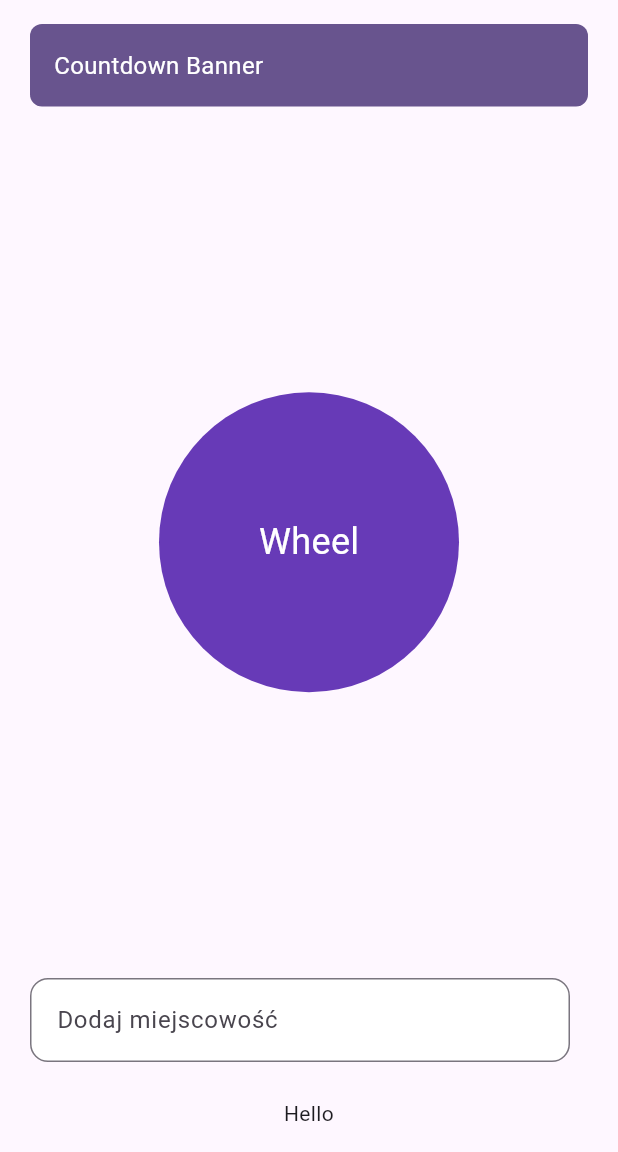
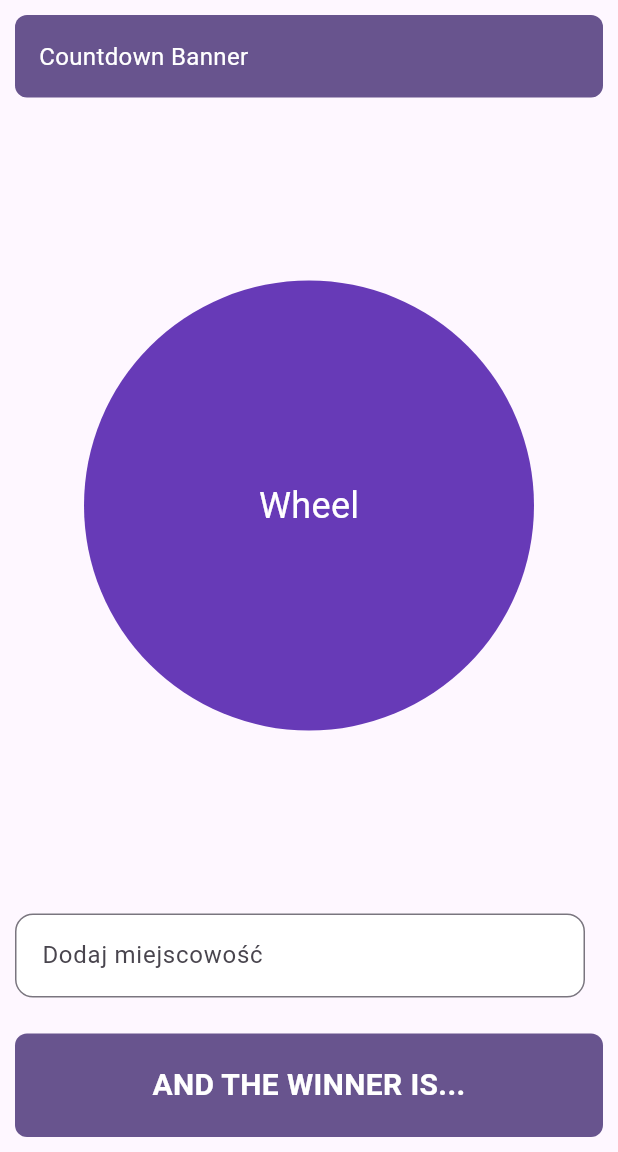
Before and after one commit to TimberedQuasar/new_years_app, a Flutter app: the screen it shows after launch, on a phone screen of 412 x 824 dp, the part 84-1236 px from its top. Run offline on Flutter 3.47's test engine with Material 3 defaults, Android fonts, the phone set to English and light mode, and no system bars.

Commit message:
creating_text_placeholder

```diff
--- /dev/null
+++ b/lib/features/notifications/winner_is.dart
@@ -0,0 +1,26 @@
+import 'package:flutter/material.dart';
+
+class WinnerIs extends StatelessWidget {
+  const WinnerIs({super.key});
+
+  @override
+  Widget build(BuildContext context) {
+    return Container(
+      padding: const EdgeInsets.all(20),
+      decoration: BoxDecoration(
+        color: Theme.of(context).colorScheme.primary,
+        borderRadius: BorderRadius.circular(8),
+      ),
+      child: const Text(
+        'AND THE WINNER IS...',
+        style: TextStyle(
+          color: Colors.white,
+          fontSize: 20,
+          fontWeight: FontWeight.bold,
+          fontFamily: "",
+        ),
+        textAlign: TextAlign.center,
+      ),
+    );
+  }
+}
--- a/lib/features/wheel/wheel_view.dart
+++ b/lib/features/wheel/wheel_view.dart
@@ -7,8 +7,8 @@ class AnimatedWheel extends StatelessWidget {
   Widget build(BuildContext context) {
     return Center(
       child: Container(
-        width: 200,
-        height: 200,
+        width: 300,
+        height: 300,
         decoration: const BoxDecoration(
           shape: BoxShape.circle,
           color: Colors.deepPurple,
--- a/lib/main.dart
+++ b/lib/main.dart
@@ -1,5 +1,6 @@
 import 'package:flutter/material.dart';
 import 'package:where_sylwester/features/countdown/countdown_banner.dart';
+import 'package:where_sylwester/features/notifications/winner_is.dart';
 import 'package:where_sylwester/features/wheel/wheel_view.dart';
 
 void main() {
@@ -39,14 +40,14 @@ class _MyHomePageState extends State<MyHomePage> {
       ),
       body: SafeArea(
         child: Padding(
-          padding: const EdgeInsets.symmetric(horizontal: 20, vertical: 16),
+          padding: const EdgeInsets.symmetric(horizontal: 10, vertical: 10),
           child: Column(
             crossAxisAlignment: CrossAxisAlignment.stretch,
             children: [
               const CountdownBanner(),
-              const SizedBox(height: 24),
+              //const SizedBox(height: 5),
               Expanded(child: Stack(children: [AnimatedWheel()])),
-              const SizedBox(height: 24),
+              //const SizedBox(height: 24),
               Row(
                 children: [
                   Expanded(
@@ -79,7 +80,7 @@ class _MyHomePageState extends State<MyHomePage> {
                 ],
               ),
               SizedBox(height: 24),
-              Text("Hello", textAlign: TextAlign.center),
+              WinnerIs(),
             ],
           ),
         ),
```
